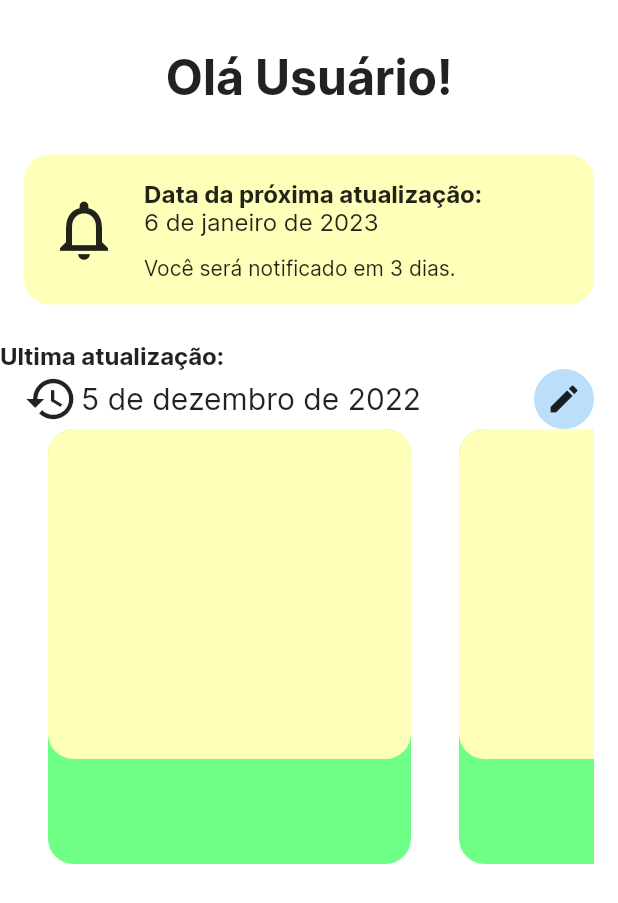
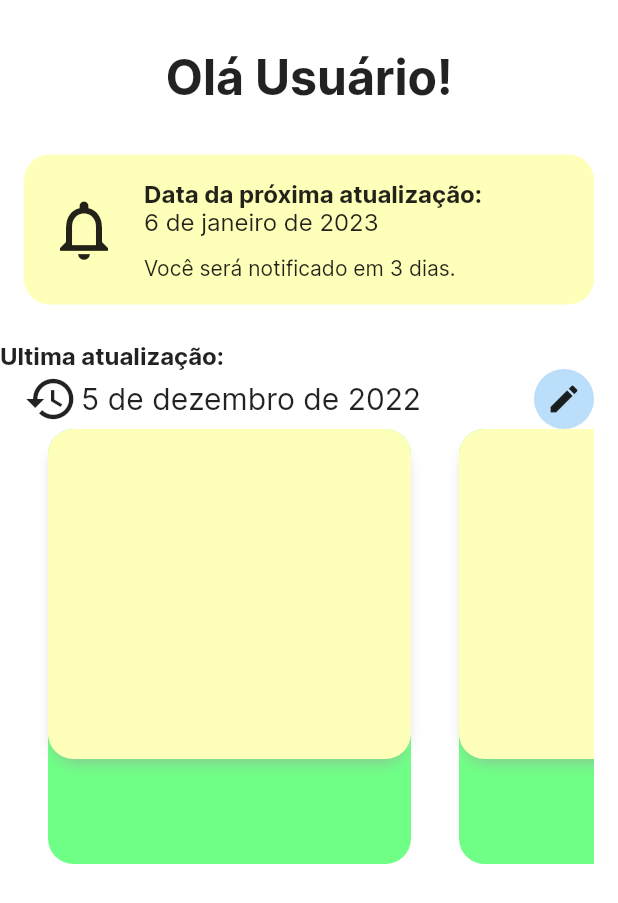
Before and after one commit to RodrigoUchoa001/workout-assistant, a Flutter app: the screen it shows after launch, on a phone screen of 412 x 824 dp. Shown: the top 903 px of the screen. Run offline on Flutter 3.47's test engine with Material 2 defaults, Android fonts, the phone set to English and light mode, and no system bars.

Commit message:
adicionada sombra no container colorido superior do widget de exibição das ultimas medidas

```diff
--- a/lib/screens/tela_inicial.dart
+++ b/lib/screens/tela_inicial.dart
@@ -107,6 +107,12 @@ class TelaInicial extends StatelessWidget {
                               conteudo: Container(),
                               comprimento: 242,
                               altura: 220,
+                              configSombra: BoxShadow(
+                                color: Colors.grey.withOpacity(0.5),
+                                spreadRadius: -3,
+                                blurRadius: 7,
+                                offset: const Offset(0, 6),
+                              ),
                             ),
                           ],
                         );
```
